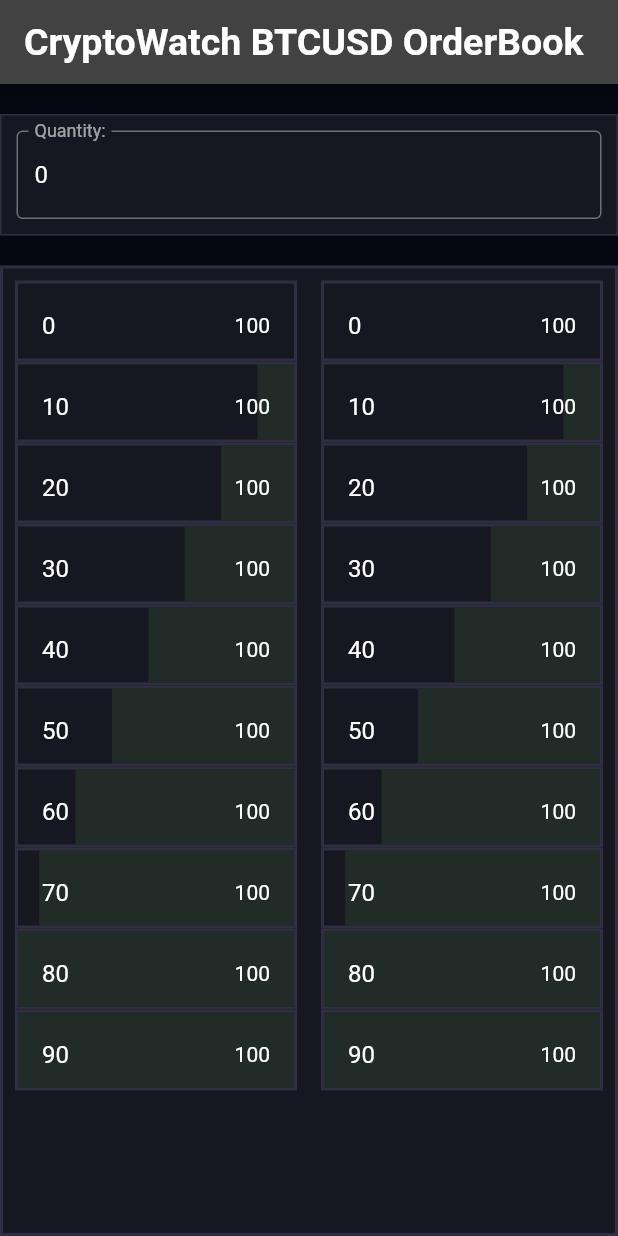
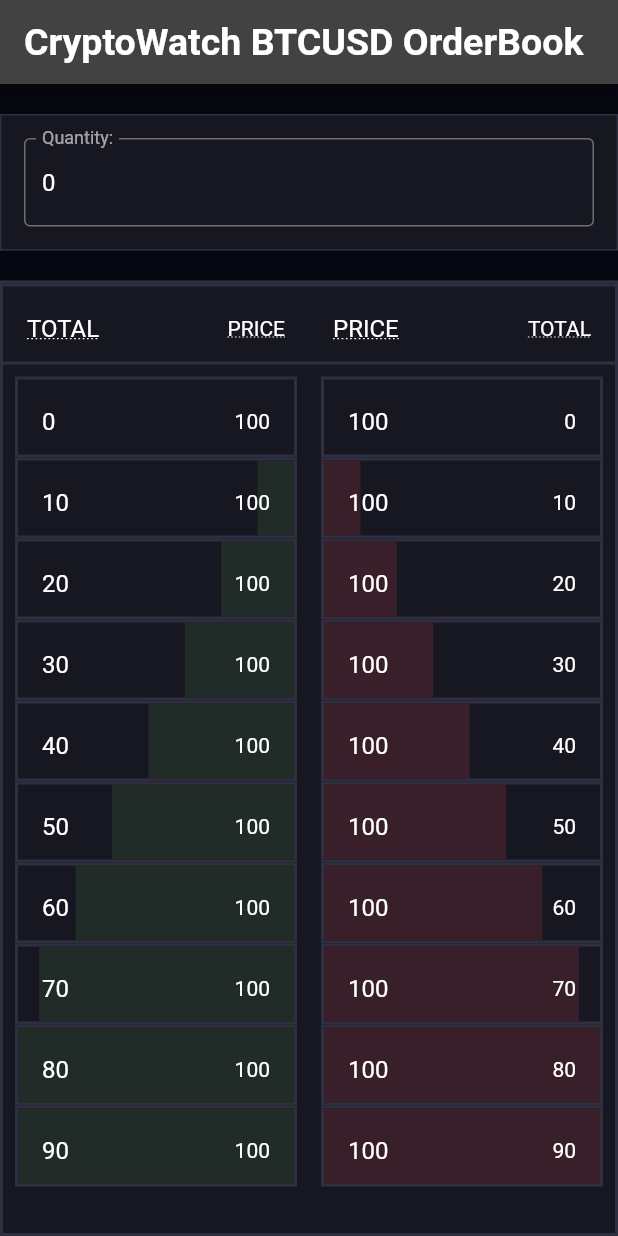
Before and after one commit to mshenawy22/Crypto-orderbook-Flutter-app-, a Flutter app: the screen it shows after launch, on a phone screen of 412 x 824 dp. Run offline on Flutter 3.47's test engine with Material 2 defaults, Android fonts, the phone set to English and light mode, and no system bars; our stand-ins replace bloc, flutter_bloc; Roboto replaces fonts that are missing (Georgia).

Commit message:
Full Buy/Sell OrderBooks with colours

```diff
--- a/lib/cryptowatch_colours.dart
+++ b/lib/cryptowatch_colours.dart
@@ -16,3 +16,4 @@
 const GREENB = Color(0xFF212c28); // green for bg(buy)
 
 const REDA = Color(0xFF835060);   //red for text (sell)
+const REDB = Color(0xFF391f2a);   //red for text (sell)
--- a/lib/ui/order_book.dart
+++ b/lib/ui/order_book.dart
@@ -27,8 +27,8 @@
              child: Row(
                children:
                [
-                 OrderBookColumn(),
-                 OrderBookColumn(),
+                 OrderBookColumn(buyTable: true),
+                 OrderBookColumn(buyTable: false),
 
                ]
 
--- a/lib/ui/order_book_column.dart
+++ b/lib/ui/order_book_column.dart
@@ -2,47 +2,46 @@
 import 'package:flutter/material.dart';
 
 import 'orderbook_row.dart';
+import 'orderbook_row_titles.dart';
 
 class OrderBookColumn extends StatelessWidget {
-  const OrderBookColumn({Key? key}) : super(key: key);
-
+  const OrderBookColumn({Key? key , required this.buyTable}) : super(key: key);
+  final bool buyTable ;
   @override
   Widget build(BuildContext context) {
-
-            return
+    return Expanded(
+        child: Column(children: [
        Container(
-          child :  Expanded (
-              child :   ListView.builder(
+          decoration: ShapeDecoration(
+              color: Theme.of(context).canvasColor,
+              // shape: Border.all(
+              //     width: 2.0, color: Theme.of(context).dividerColor)),
+          shape: Border(
+            top: BorderSide(color:Theme.of(context).dividerColor , width: 2.0 ),
+            bottom: BorderSide(color:Theme.of(context).dividerColor , width: 2.0 ),
+                   )
+          ),
+          child: OrderBookRowTitle(
+            buyTable: buyTable,
+          )),
+          Expanded(
+          child: ListView.builder(
               padding: const EdgeInsets.all(8),
               itemCount: 10,
               itemBuilder: (BuildContext context, int index) {
-
-                    return
-                      Container(
-                          decoration :  ShapeDecoration(
+                return Container(
+                    decoration: ShapeDecoration(
                         color: Theme.of(context).canvasColor,
-                              shape:
-
-                              Border.all(width: 2.0, color: Theme.of(context).dividerColor)
-
-                          ),
-                          child :  OrderBookRow (price: 100 , quantity: 10*index)
-                      );
-
+                        shape: Border.all(
+                            width: 2.0, color: Theme.of(context).dividerColor)),
+                    child: OrderBookRow(price: 100, quantity: 10 * index , buyRow :buyTable));
 
                 //   Container(
                 //   height: 50,
                 //   color: Colors.amber[colorCodes[index]],
                 //   child: Center(child: Text('Entry ${entries[index]}')),
                 // );
-                  }
-              )
-          )
-        );
-
-
-
-
-
+              }))
+    ]));
   }
 }
--- a/lib/ui/orderbook_row.dart
+++ b/lib/ui/orderbook_row.dart
@@ -7,59 +7,58 @@
 const colourQtyIndex = 100000;
 
 class OrderBookRow extends StatelessWidget {
-  const OrderBookRow({Key? key , required this.price ,  required this.quantity}) : super(key: key);
+  const OrderBookRow({Key? key, required this.price, required this.quantity , required this.buyRow})
+      : super(key: key);
   final int price;
-  final int quantity ;
-
+  final int quantity;
+  final bool buyRow ;
 
   @override
   Widget build(BuildContext context) {
-    return
-      Container (
-        height : 50,
-        child :
-        BlocConsumer<QuantityFieldCubit, QuantityFieldState>(
-          listener: (context, state){
-    },
+    return Container(
+        height: 50,
+        child: BlocConsumer<QuantityFieldCubit, QuantityFieldState>(
+            listener: (context, state) {},
             builder: (context, state) {
               return GestureDetector(
-    child :
-    Stack(
-    children :[
+                  child: Stack(children: [
+                    Align(
+                      alignment: this.buyRow?
+                      Alignment.centerRight:
+                      Alignment.centerLeft,
 
-    Align(
-    alignment: Alignment.centerRight,
-    child: Container (
+                      child:
+                      this.buyRow?
+                      Container(
                         // width:100000*quantity/ colourQtyIndex ,
-    width:quantity *1000 /MediaQuery.of(context).size.width ,
+                        width:
+                            quantity * 1000 / MediaQuery.of(context).size.width,
                         // width:100 ,
                         height: 60,
                         color: GREENB,
+                      ):
+                      Container(
+                        // width:100000*quantity/ colourQtyIndex ,
+                        width:
+                        quantity * 1000 / MediaQuery.of(context).size.width,
+                        // width:100 ,
+                        height: 60,
+                        color: REDB,
                       ),
                     ),
-
-
+                    this.buyRow?
                     ListTile(
-    title:Text("${this.quantity}"),
+                        title: Text("${this.quantity}"),
                         // leading: Icon(FontAwesomeIcons.medal, color: RED),
-    trailing:
-    Text ( "${this.price}")
-    )
-
-    ]
-
-    ),
-    onTap: () => context.read<QuantityFieldCubit>().updateValue(this.quantity)
-    );
-
-    }
-    )
-      );
-
-
-
-
-
-
+                        trailing: Text("${this.price}")) :
+                    ListTile(
+                        title: Text("${this.price}"),
+                        // leading: Icon(FontAwesomeIcons.medal, color: RED),
+                        trailing: Text("${this.quantity}"))
+                  ]),
+                  onTap: () => context
+                      .read<QuantityFieldCubit>()
+                      .updateValue(this.quantity));
+            }));
   }
 }
--- /dev/null
+++ b/lib/ui/orderbook_row_titles.dart
@@ -0,0 +1,38 @@
+import 'package:cryptowatch_orderbook/cubit/quantity_field_cubit/quantity_field_cubit.dart';
+import 'package:flutter/cupertino.dart';
+import 'package:flutter/material.dart';
+import 'package:flutter_bloc/flutter_bloc.dart';
+import '../cryptowatch_colours.dart';
+
+
+class OrderBookRowTitle extends StatelessWidget {
+  const OrderBookRowTitle({Key? key,required this.buyTable })
+      : super(key: key);
+  final bool buyTable ;
+
+
+
+  @override
+  Widget build(BuildContext context) {
+    return Container(
+        height: 50,
+        child: BlocConsumer<QuantityFieldCubit, QuantityFieldState>(
+            listener: (context, state) {},
+            builder: (context, state) {
+              return GestureDetector(
+                  child: Stack(
+                      children: [
+                        buyTable?
+                    ListTile(
+                        title: Text("TOTAL", style : TextStyle(decoration :TextDecoration.underline  , decorationStyle : TextDecorationStyle.dotted )),
+                        // leading: Icon(FontAwesomeIcons.medal, color: RED),
+                        trailing: Text("PRICE" , style : TextStyle(decoration :TextDecoration.underline  , decorationStyle : TextDecorationStyle.dotted ) ))
+                      :
+                        ListTile(
+                            title: Text("PRICE" , style : TextStyle(decoration :TextDecoration.underline  , decorationStyle : TextDecorationStyle.dotted )),
+                            // leading: Icon(FontAwesomeIcons.medal, color: RED),
+                            trailing: Text("TOTAL",style : TextStyle(decoration :TextDecoration.underline  , decorationStyle : TextDecorationStyle.dotted )))
+                  ]));
+            }));
+  }
+}
--- a/lib/ui/quantity_field.dart
+++ b/lib/ui/quantity_field.dart
@@ -9,7 +9,7 @@
   @override
   Widget build(BuildContext context) {
     return Container(
-      padding:const EdgeInsets.all(10) ,
+      padding:const EdgeInsets.all(15) ,
       decoration :  ShapeDecoration(
           color: Theme.of(context).canvasColor,
           shape:
@@ -25,7 +25,7 @@
           {
            return TextField(
              controller :TextEditingController(text:state.value.toString()),
-
+               keyboardType  : TextInputType.number,
               decoration: InputDecoration(
                 border: OutlineInputBorder(borderSide: BorderSide(color:Theme.of(context).dividerColor )),
                 labelText: 'Quantity:',
```
Lines whose indentation alone changed are shown as unchanged.
